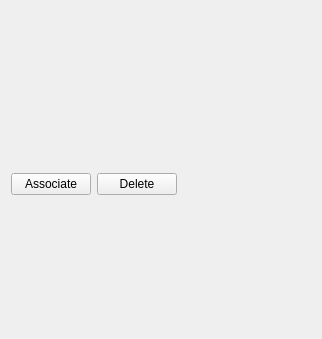
Above: googledrive/content/contents/code/config.ui from tomahawk-player/tomahawk-resolvers before the change. Below: the same form after it.
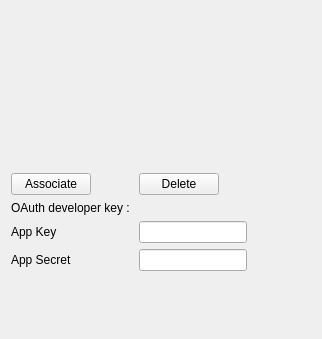
That is the form after the change. Icons and pictures are not drawn.

Commit message: Remove OAuth App key and secret from resolvers. Add fields to set the App key and secret in the config.ui

```diff
--- a/googledrive/content/contents/code/config.ui
+++ b/googledrive/content/contents/code/config.ui
@@ -61,6 +61,33 @@
        </property>
       </widget>
      </item>
+     <item row="1" column="0">
+      <widget class="QLabel" name="label">
+       <property name="text">
+        <string>OAuth developer key : </string>
+       </property>
+      </widget>
+     </item>
+     <item row="2" column="0">
+      <widget class="QLabel" name="label_3">
+       <property name="text">
+        <string>App Key</string>
+       </property>
+      </widget>
+     </item>
+     <item row="3" column="0">
+      <widget class="QLabel" name="label_4">
+       <property name="text">
+        <string>App Secret</string>
+       </property>
+      </widget>
+     </item>
+     <item row="2" column="1">
+      <widget class="QLineEdit" name="appKeyLineEdit"/>
+     </item>
+     <item row="3" column="1">
+      <widget class="QLineEdit" name="appSecretLineEdit"/>
+     </item>
     </layout>
    </item>
   </layout>
```
The commit also changes 3 other files.
